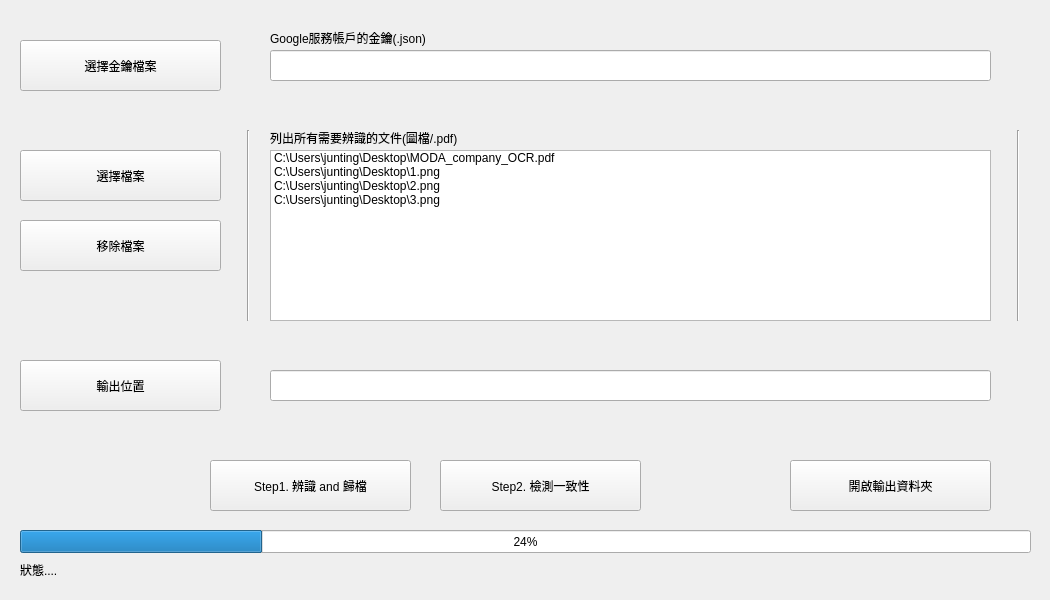
Before: the Qt Designer form ui/main.ui in JunTingLin/MODA_company_OCR, drawn with Qt 5.
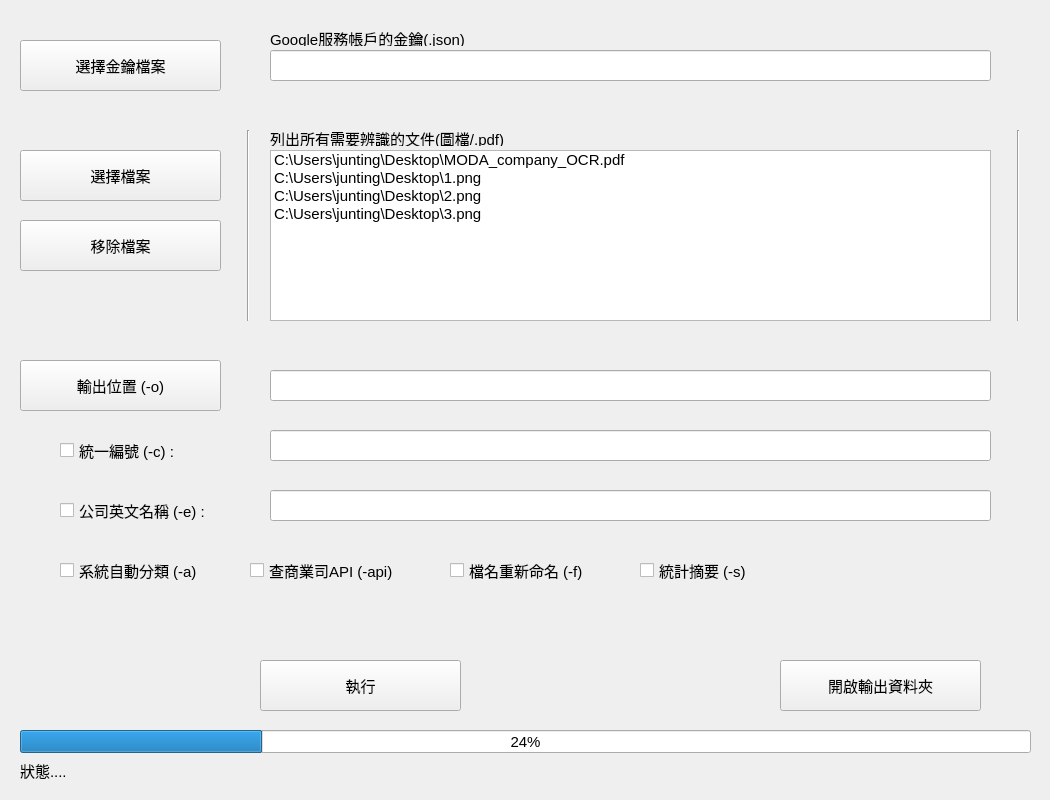
After: the same form once the commit is applied.

Commit message: Refactor button name and add checkbox event handlers in app.py

Diff of the .ui file:
```diff
--- a/ui/main.ui
+++ b/ui/main.ui
@@ -2,26 +2,34 @@
 <ui version="4.0">
  <class>MainWindow</class>
  <widget class="QMainWindow" name="MainWindow">
+  <property name="enabled">
+   <bool>true</bool>
+  </property>
   <property name="geometry">
    <rect>
     <x>0</x>
     <y>0</y>
     <width>1050</width>
-    <height>600</height>
+    <height>800</height>
    </rect>
   </property>
   <property name="minimumSize">
    <size>
     <width>1050</width>
-    <height>600</height>
+    <height>800</height>
    </size>
   </property>
   <property name="maximumSize">
    <size>
     <width>1050</width>
-    <height>600</height>
+    <height>800</height>
    </size>
   </property>
+  <property name="font">
+   <font>
+    <pointsize>11</pointsize>
+   </font>
+  </property>
   <property name="windowTitle">
    <string>MainWindow</string>
   </property>
@@ -30,7 +38,7 @@
     <property name="geometry">
      <rect>
       <x>20</x>
-      <y>530</y>
+      <y>730</y>
       <width>1011</width>
       <height>23</height>
      </rect>
@@ -70,7 +78,7 @@
      <rect>
       <x>270</x>
       <y>130</y>
-      <width>261</width>
+      <width>341</width>
       <height>16</height>
      </rect>
     </property>
@@ -101,7 +109,7 @@
      </rect>
     </property>
     <property name="text">
-     <string>輸出位置</string>
+     <string>輸出位置 (-o)</string>
     </property>
    </widget>
    <widget class="QLineEdit" name="lineEdit">
@@ -133,27 +141,14 @@
    <widget class="QPushButton" name="button_step1">
     <property name="geometry">
      <rect>
-      <x>210</x>
-      <y>460</y>
+      <x>260</x>
+      <y>660</y>
       <width>201</width>
       <height>51</height>
      </rect>
     </property>
     <property name="text">
-     <string>Step1. 辨識 and 歸檔</string>
-    </property>
-   </widget>
-   <widget class="QPushButton" name="button_step2">
-    <property name="geometry">
-     <rect>
-      <x>440</x>
-      <y>460</y>
-      <width>201</width>
-      <height>51</height>
-     </rect>
-    </property>
-    <property name="text">
-     <string>Step2. 檢測一致性</string>
+     <string>執行</string>
     </property>
    </widget>
    <widget class="QListWidget" name="listWidget">
@@ -192,8 +187,8 @@
    <widget class="QPushButton" name="button_open_output_folder">
     <property name="geometry">
      <rect>
-      <x>790</x>
-      <y>460</y>
+      <x>780</x>
+      <y>660</y>
       <width>201</width>
       <height>51</height>
      </rect>
@@ -206,7 +201,7 @@
     <property name="geometry">
      <rect>
       <x>20</x>
-      <y>560</y>
+      <y>760</y>
       <width>981</width>
       <height>20</height>
      </rect>
@@ -224,6 +219,13 @@
       <height>51</height>
      </rect>
     </property>
+    <property name="font">
+     <font>
+      <pointsize>11</pointsize>
+      <weight>50</weight>
+      <bold>false</bold>
+     </font>
+    </property>
     <property name="text">
      <string>選擇金鑰檔案</string>
     </property>
@@ -254,6 +256,122 @@
      <string>Google服務帳戶的金鑰(.json)</string>
     </property>
    </widget>
+   <widget class="QLineEdit" name="lineEdit_cid">
+    <property name="enabled">
+     <bool>true</bool>
+    </property>
+    <property name="geometry">
+     <rect>
+      <x>270</x>
+      <y>430</y>
+      <width>721</width>
+      <height>31</height>
+     </rect>
+    </property>
+    <property name="dragEnabled">
+     <bool>false</bool>
+    </property>
+    <property name="readOnly">
+     <bool>true</bool>
+    </property>
+    <property name="clearButtonEnabled">
+     <bool>false</bool>
+    </property>
+   </widget>
+   <widget class="QLineEdit" name="lineEdit_company_name_en">
+    <property name="geometry">
+     <rect>
+      <x>270</x>
+      <y>490</y>
+      <width>721</width>
+      <height>31</height>
+     </rect>
+    </property>
+    <property name="readOnly">
+     <bool>true</bool>
+    </property>
+   </widget>
+   <widget class="QCheckBox" name="checkBox_archive">
+    <property name="geometry">
+     <rect>
+      <x>60</x>
+      <y>560</y>
+      <width>161</width>
+      <height>21</height>
+     </rect>
+    </property>
+    <property name="text">
+     <string>系統自動分類 (-a)</string>
+    </property>
+   </widget>
+   <widget class="QCheckBox" name="checkBox_api">
+    <property name="geometry">
+     <rect>
+      <x>250</x>
+      <y>560</y>
+      <width>171</width>
+      <height>21</height>
+     </rect>
+    </property>
+    <property name="text">
+     <string>查商業司API (-api)</string>
+    </property>
+   </widget>
+   <widget class="QCheckBox" name="checkBox_rename">
+    <property name="geometry">
+     <rect>
+      <x>450</x>
+      <y>560</y>
+      <width>161</width>
+      <height>21</height>
+     </rect>
+    </property>
+    <property name="text">
+     <string>檔名重新命名 (-f)</string>
+    </property>
+   </widget>
+   <widget class="QCheckBox" name="checkBox_summary">
+    <property name="geometry">
+     <rect>
+      <x>640</x>
+      <y>560</y>
+      <width>151</width>
+      <height>21</height>
+     </rect>
+    </property>
+    <property name="text">
+     <string>統計摘要 (-s)</string>
+    </property>
+   </widget>
+   <widget class="QCheckBox" name="checkBox_cid">
+    <property name="enabled">
+     <bool>true</bool>
+    </property>
+    <property name="geometry">
+     <rect>
+      <x>60</x>
+      <y>440</y>
+      <width>171</width>
+      <height>21</height>
+     </rect>
+    </property>
+    <property name="text">
+     <string>統一編號 (-c) :</string>
+    </property>
+   </widget>
+   <widget class="QCheckBox" name="checkBox_company_name_en">
+    <property name="geometry">
+     <rect>
+      <x>60</x>
+      <y>500</y>
+      <width>181</width>
+      <height>21</height>
+     </rect>
+    </property>
+    <property name="text">
+     <string>公司英文名稱 (-e) :</string>
+    </property>
+   </widget>
   </widget>
   <action name="actionGithub">
    <property name="text">
```
Left out of the diff: 6 changed lines with no effect on the pictures. The commit also changes 1 other file.
